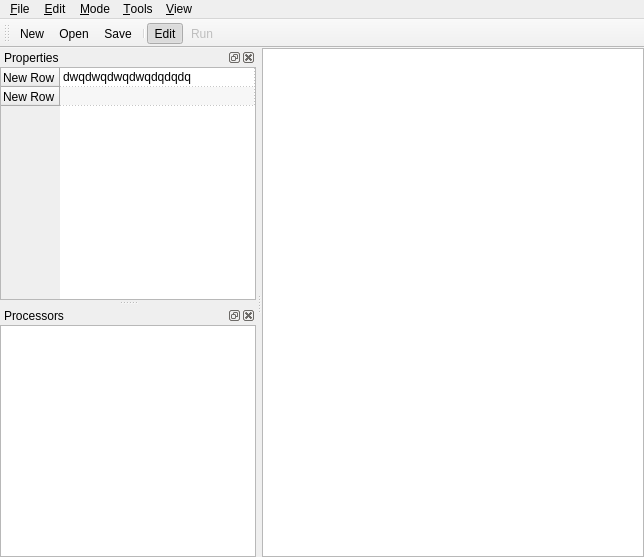
First picture: the form in src/nite/geddeinitebase.ui, repository gavofyork/Exscalibar, before the edit.
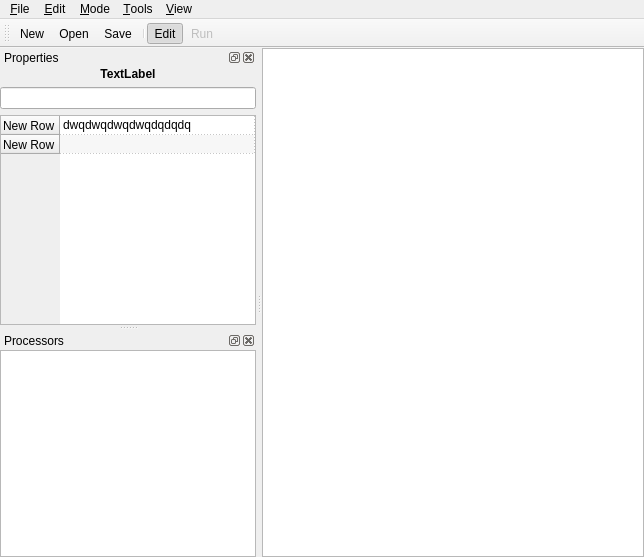
Second picture: the form after the edit. Icons and pictures are not drawn. Custom widgets are drawn as their Qt base class.

Patch:
```diff
--- a/src/nite/geddeinitebase.ui
+++ b/src/nite/geddeinitebase.ui
@@ -122,10 +122,29 @@
     <number>1</number>
    </attribute>
    <widget class="QWidget" name="dockWidgetContents">
-    <layout class="QHBoxLayout" name="horizontalLayout">
+    <layout class="QVBoxLayout" name="verticalLayout">
      <property name="margin">
       <number>0</number>
      </property>
+     <item>
+      <widget class="QLabel" name="theType">
+       <property name="font">
+        <font>
+         <weight>75</weight>
+         <bold>true</bold>
+        </font>
+       </property>
+       <property name="text">
+        <string>TextLabel</string>
+       </property>
+       <property name="alignment">
+        <set>Qt::AlignCenter</set>
+       </property>
+      </widget>
+     </item>
+     <item>
+      <widget class="QLineEdit" name="theName"/>
+     </item>
      <item>
       <widget class="QTableWidget" name="theProperties">
        <property name="alternatingRowColors">
```
